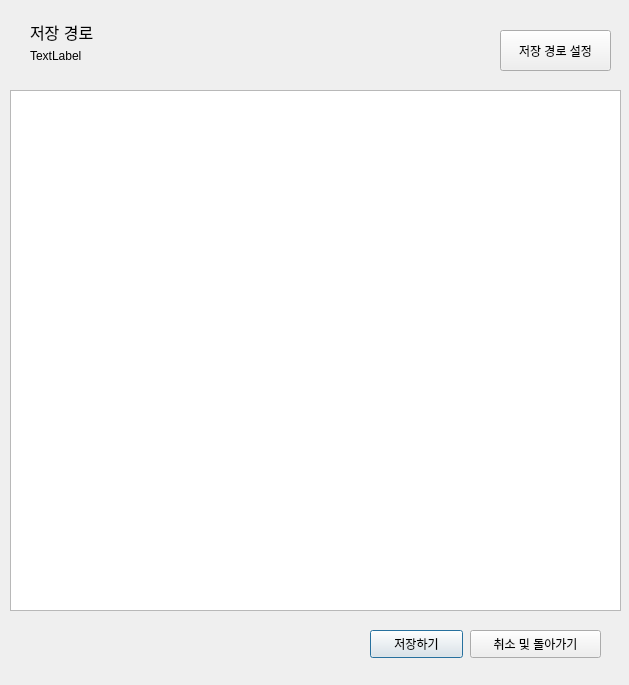
This is textEditor.ui in withdongyeong/stt_team3 as Qt 5 draws it before an edit. The edited form follows.
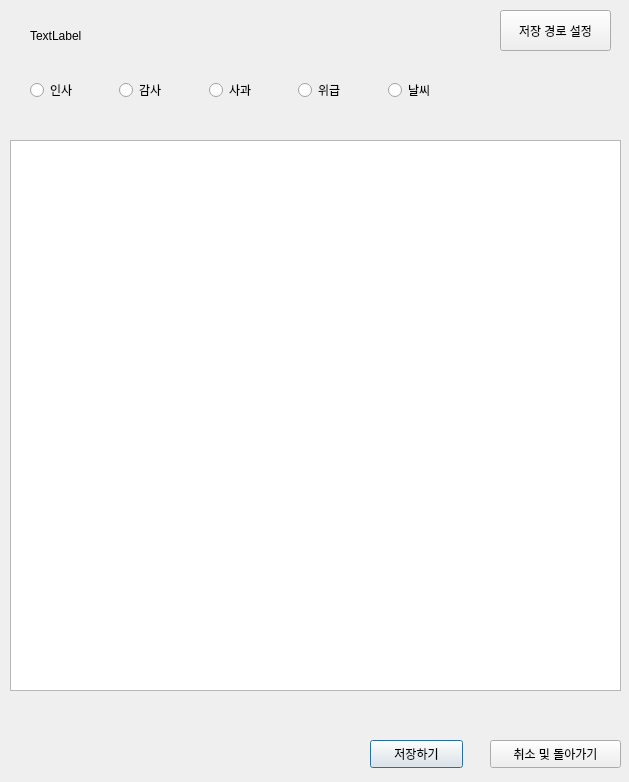
This is the edited form.

The edit to the form file:
```diff
--- a/textEditor.ui
+++ b/textEditor.ui
@@ -7,7 +7,7 @@
     <x>0</x>
     <y>0</y>
     <width>629</width>
-    <height>685</height>
+    <height>782</height>
    </rect>
   </property>
   <property name="windowTitle">
@@ -17,9 +17,9 @@
    <property name="geometry">
     <rect>
      <x>10</x>
-     <y>90</y>
+     <y>140</y>
      <width>611</width>
-     <height>521</height>
+     <height>551</height>
     </rect>
    </property>
   </widget>
@@ -27,7 +27,7 @@
    <property name="geometry">
     <rect>
      <x>370</x>
-     <y>630</y>
+     <y>740</y>
      <width>93</width>
      <height>28</height>
     </rect>
@@ -39,8 +39,8 @@
   <widget class="QPushButton" name="pushButton_2">
    <property name="geometry">
     <rect>
-     <x>470</x>
-     <y>630</y>
+     <x>490</x>
+     <y>740</y>
      <width>131</width>
      <height>28</height>
     </rect>
@@ -53,7 +53,7 @@
    <property name="geometry">
     <rect>
      <x>500</x>
-     <y>30</y>
+     <y>10</y>
      <width>111</width>
      <height>41</height>
     </rect>
@@ -67,19 +67,6 @@
     <rect>
      <x>30</x>
      <y>20</y>
-     <width>91</width>
-     <height>21</height>
-    </rect>
-   </property>
-   <property name="text">
-    <string>&lt;html&gt;&lt;head/&gt;&lt;body&gt;&lt;p&gt;&lt;span style=&quot; font-size:12pt;&quot;&gt;저장 경로&lt;/span&gt;&lt;/p&gt;&lt;/body&gt;&lt;/html&gt;</string>
-   </property>
-  </widget>
-  <widget class="QLabel" name="label_2">
-   <property name="geometry">
-    <rect>
-     <x>30</x>
-     <y>40</y>
      <width>441</width>
      <height>31</height>
     </rect>
@@ -88,6 +75,53 @@
     <string>TextLabel</string>
    </property>
   </widget>
+  <widget class="QWidget" name="horizontalLayoutWidget">
+   <property name="geometry">
+    <rect>
+     <x>30</x>
+     <y>60</y>
+     <width>441</width>
+     <height>61</height>
+    </rect>
+   </property>
+   <layout class="QHBoxLayout" name="horizontalLayout">
+    <item>
+     <widget class="QRadioButton" name="greetingRadio">
+      <property name="text">
+       <string>인사</string>
+      </property>
+     </widget>
+    </item>
+    <item>
+     <widget class="QRadioButton" name="thanksRadio">
+      <property name="text">
+       <string>감사</string>
+      </property>
+     </widget>
+    </item>
+    <item>
+     <widget class="QRadioButton" name="apologizeRadio">
+      <property name="text">
+       <string>사과</string>
+      </property>
+     </widget>
+    </item>
+    <item>
+     <widget class="QRadioButton" name="emergencyRadio">
+      <property name="text">
+       <string>위급</string>
+      </property>
+     </widget>
+    </item>
+    <item>
+     <widget class="QRadioButton" name="weatherRadio">
+      <property name="text">
+       <string>날씨</string>
+      </property>
+     </widget>
+    </item>
+   </layout>
+  </widget>
  </widget>
  <resources/>
  <connections/>
```
Left out of the diff: 8 changed lines with no effect on the pictures.
